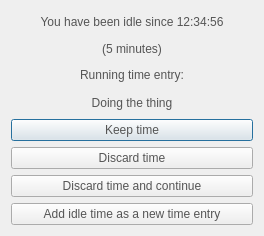
Before: the Qt Designer form src/ui/linux/TogglDesktop/idlenotificationdialog.ui in toggl-open-source/toggldesktop, drawn with Qt 5.
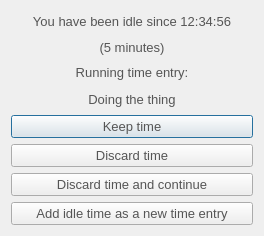
After: the same form once the commit is applied.

Commit message: Set font sizes in px to avoid DPI issues (linux), #808

```diff
--- a/src/ui/linux/TogglDesktop/idlenotificationdialog.ui
+++ b/src/ui/linux/TogglDesktop/idlenotificationdialog.ui
@@ -14,7 +14,7 @@
    <string>Toggl Desktop</string>
   </property>
   <property name="styleSheet">
-   <string notr="true">color:rgb(85, 85, 85);</string>
+   <string notr="true">color:rgb(85, 85, 85);font-size:13px;</string>
   </property>
   <layout class="QVBoxLayout" name="verticalLayout">
    <item>
```
The commit also changes 9 other files.
